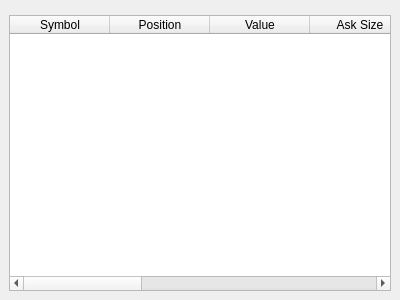
Old version of the form profit/widgets/ui_tickerdisplay.ui in the repository hpsilva/profitpy.
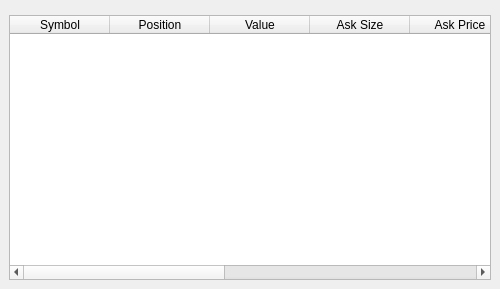
New version of the form. Icons and pictures are not drawn. Custom widgets are drawn as their Qt base class.

Diff of the .ui file:
```diff
--- a/profit/widgets/ui_tickerdisplay.ui
+++ b/profit/widgets/ui_tickerdisplay.ui
@@ -1,12 +1,12 @@
 <ui version="4.0" >
  <class>TickerDisplay</class>
- <widget class="QWidget" name="TickerDisplay" >
+ <widget class="QFrame" name="TickerDisplay" >
   <property name="geometry" >
    <rect>
     <x>0</x>
     <y>0</y>
-    <width>400</width>
-    <height>300</height>
+    <width>500</width>
+    <height>289</height>
    </rect>
   </property>
   <property name="windowTitle" >
```
Left out of the diff: 25 changed lines with no effect on the pictures.
